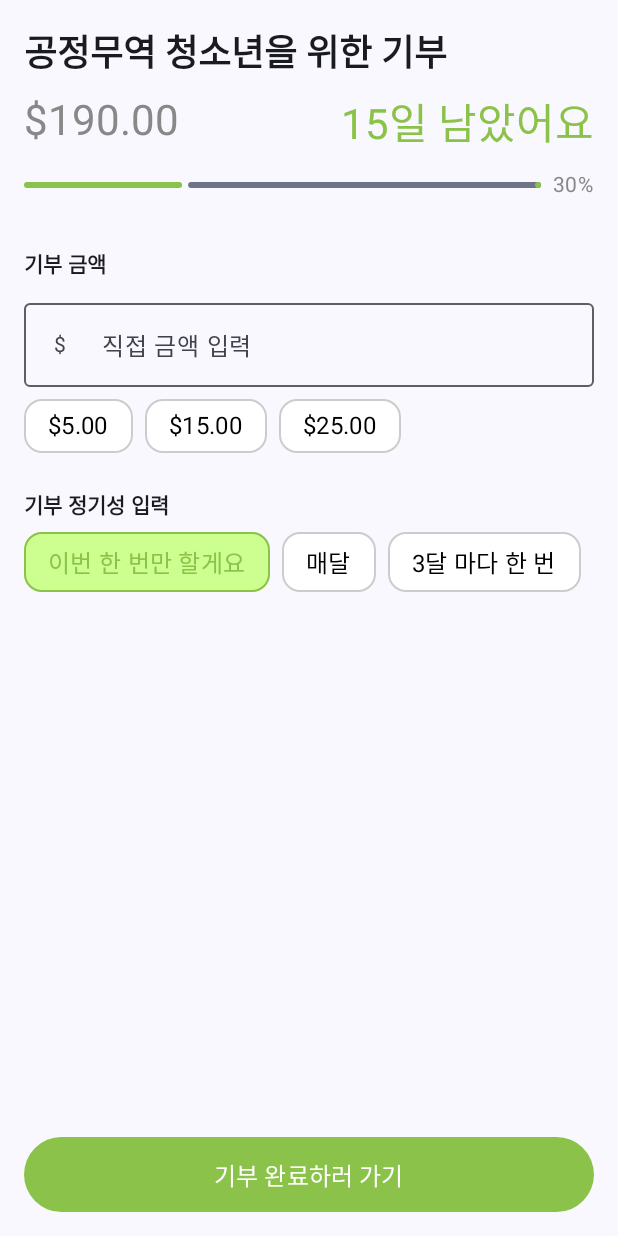
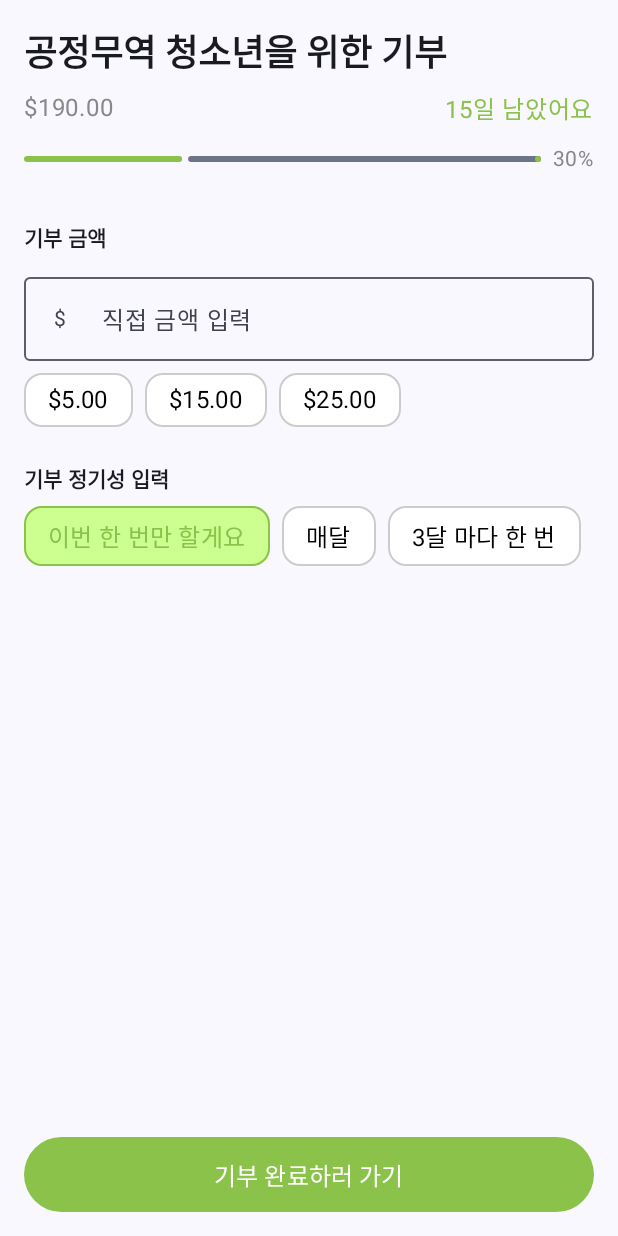
Before and after one commit to Welling-HCI-Team5/Welling_Android, an Android app built with Jetpack Compose: the DonationProgressScreen screen opened through its navigation route, on a phone screen of 412 x 824 dp. Run offline under Robolectric (Android 15) with nearby library versions, the phone set to English and light mode, and no system bars.

Commit message:
design : 후원 진행 화면 디자인

```diff
--- a/app/src/main/java/com/example/welling/Screen/DonationProgressScreen.kt
+++ b/app/src/main/java/com/example/welling/Screen/DonationProgressScreen.kt
@@ -64,12 +64,12 @@ fun DonationProgressScreen(navController: NavHostController) {
             ) {
                 Text(
                     text = "$190.00",
-                    style = MaterialTheme.typography.headlineMedium.copy(color = Color.Gray),
+                    style = MaterialTheme.typography.bodyLarge.copy(color = Color.Gray),
                     modifier = Modifier.padding(bottom = 4.dp)
                 )
                 Text(
                     text = "15일 남았어요",
-                    style = MaterialTheme.typography.headlineMedium.copy(color = Color(0xFF8BC34A)),
+                    style = MaterialTheme.typography.bodyLarge.copy(color = Color(0xFF8BC34A)),
                     modifier = Modifier.padding(bottom = 4.dp)
                 )
             }
```
